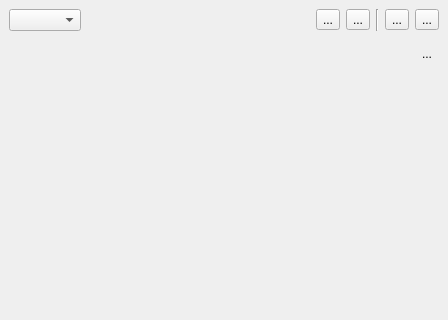
This is koordinatesexplorer/ui/koordinatesexplorer.ui in koordinates/koordinates-qgis-plugin as Qt 5 draws it before an edit; both pictures show x 0 to 448 and y 0 to 320 of the 448 by 830 pixel window. The edited form follows.
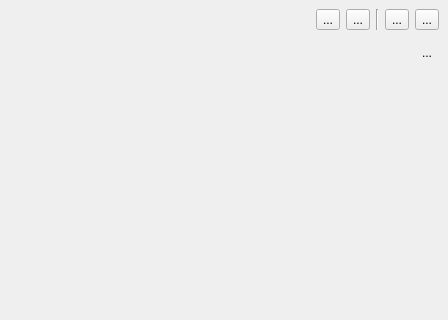
This is the edited form.

Commit message: Implement context switcher widget as per mockups

Patch:
```diff
--- a/koordinatesexplorer/ui/koordinatesexplorer.ui
+++ b/koordinatesexplorer/ui/koordinatesexplorer.ui
@@ -138,7 +138,7 @@
            <number>0</number>
           </property>
           <item>
-           <widget class="QComboBox" name="comboContext"/>
+           <widget class="QWidget" name="context_frame" native="true"/>
           </item>
           <item>
            <spacer name="horizontalSpacer_2">
```
The commit also changes 7 other files.
